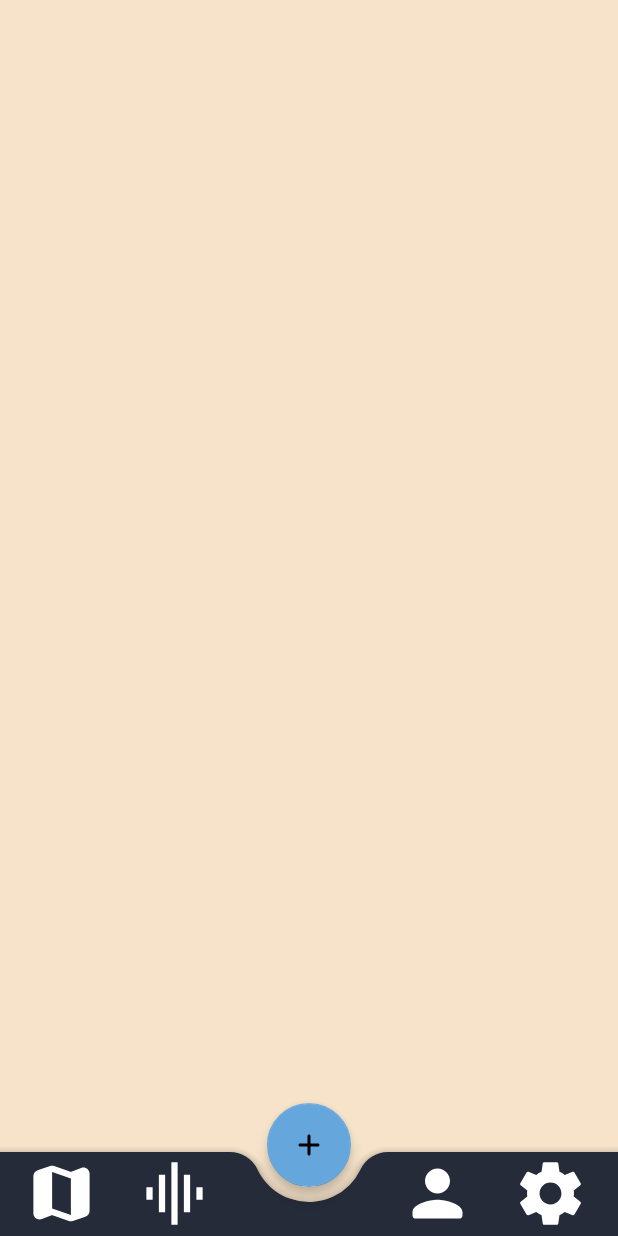
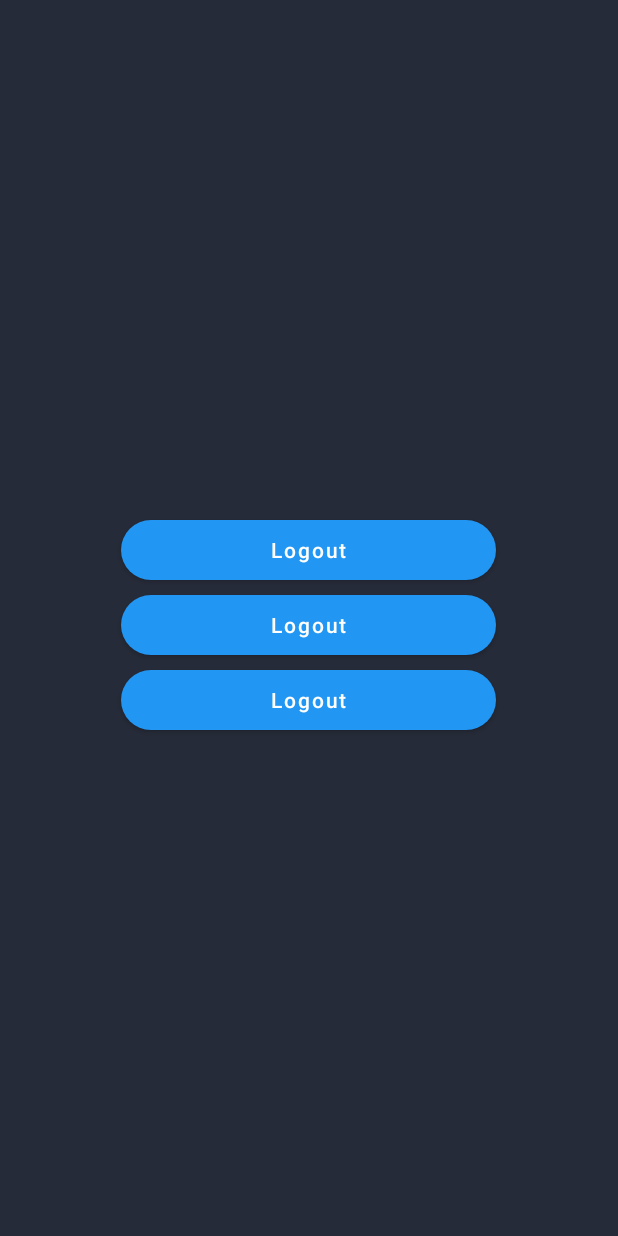
Before and after one commit to 2190712/Horizon, an Android app: the MainMenu screen opened directly, with no data from a screen before it, after a tap on an icon or button, on a phone screen of 412 x 824 dp. Run offline under Robolectric (Android 15) with nearby library versions, the phone set to English and light mode, and no system bars.

Commit message:
Settings Update

```diff
--- a/Android/Horizon/app/src/main/AndroidManifest.xml
+++ b/Android/Horizon/app/src/main/AndroidManifest.xml
@@ -13,13 +13,14 @@
         android:roundIcon="@mipmap/ic_launcher_round"
         android:supportsRtl="true"
         android:theme="@style/Theme.Horizon">
-        <activity android:name=".MainMenu"></activity>
+        <activity android:name=".Settings"></activity>
+        <activity android:name=".MainMenu" />
         <activity android:name=".UserProfile" />
         <activity android:name=".Walkthrough" />
         <activity android:name=".MapaLocalizacao" />
 
         <meta-data
-            android:name="com.google.android.geo.API_KEY"
+            android:name="com.google.android.maps.v2.API_KEY"
             android:value="@string/map_key" />
 
         <activity android:name=".Registar" />
--- a/Android/Horizon/app/src/main/java/com/example/horizon/MainMenu.java
+++ b/Android/Horizon/app/src/main/java/com/example/horizon/MainMenu.java
@@ -63,7 +63,7 @@ public class MainMenu extends AppCompatActivity {
         ImageView img4 = (ImageView) findViewById(R.id.imagesdefeniçoes);
         img4.setOnClickListener(new View.OnClickListener() {
             public void onClick(View v) {
-
+                openSettings();
             }
         });
 
@@ -90,4 +90,8 @@ public class MainMenu extends AppCompatActivity {
         startActivity(intent);
     }
 
+    private void openSettings() {
+        Intent intent = new Intent(this, Settings.class);
+        startActivity(intent);
+    }
 }
--- /dev/null
+++ b/Android/Horizon/app/src/main/java/com/example/horizon/Settings.java
@@ -0,0 +1,33 @@
+package com.example.horizon;
+
+import androidx.appcompat.app.AppCompatActivity;
+
+import android.content.Intent;
+import android.os.Bundle;
+import android.view.View;
+import android.widget.Button;
+
+public class Settings extends AppCompatActivity {
+
+    Button Logout;
+    @Override
+    protected void onCreate(Bundle savedInstanceState) {
+        super.onCreate(savedInstanceState);
+        setContentView(R.layout.activity_settings);
+
+        Logout=(Button)findViewById(R.id.logout_Menu);
+        Logout.setOnClickListener(new View.OnClickListener() {
+            @Override
+            public void onClick(View v) {
+                openLogin();
+            }
+        });
+    }
+
+    public void openLogin(){
+        Intent intent = new Intent(this, Login.class);
+        startActivity(intent);
+        finish();
+    }
+
+}
--- a/Android/Horizon/app/src/main/res/layout/activity_main.xml
+++ b/Android/Horizon/app/src/main/res/layout/activity_main.xml
@@ -4,7 +4,6 @@
     xmlns:tools="http://schemas.android.com/tools"
     android:layout_width="match_parent"
     android:layout_height="match_parent"
-
     android:orientation="vertical"
     android:background="#262B39"
     tools:context=".Login">
--- /dev/null
+++ b/Android/Horizon/app/src/main/res/layout/activity_settings.xml
@@ -0,0 +1,49 @@
+<?xml version="1.0" encoding="utf-8"?>
+<LinearLayout xmlns:android="http://schemas.android.com/apk/res/android"
+    xmlns:app="http://schemas.android.com/apk/res-auto"
+    xmlns:tools="http://schemas.android.com/tools"
+    android:layout_width="match_parent"
+    android:layout_height="match_parent"
+    android:orientation="vertical"
+    android:background="#262B39"
+    tools:context=".Settings">
+
+    <LinearLayout
+        android:layout_width="match_parent"
+        android:layout_height="match_parent"
+        android:gravity="center"
+        android:orientation="vertical">
+
+        <Button
+            android:id="@+id/create_atv"
+            android:layout_width="250dp"
+            android:layout_height="40dp"
+            android:layout_marginTop="10dp"
+            android:background="@drawable/btnblue"
+            android:text="Logout"
+            android:textAllCaps="false"
+            app:backgroundTint="#2196F3" />
+
+        <Button
+            android:id="@+id/edit_user"
+            android:layout_width="250dp"
+            android:layout_height="40dp"
+            android:layout_marginTop="10dp"
+            android:background="@drawable/btnblue"
+            android:text="Logout"
+            android:textAllCaps="false"
+            app:backgroundTint="#2196F3" />
+
+        <Button
+            android:id="@+id/logout_Menu"
+            android:layout_width="250dp"
+            android:layout_height="40dp"
+            android:layout_marginTop="10dp"
+            android:background="@drawable/btnblue"
+            android:text="Logout"
+            android:textAllCaps="false"
+            app:backgroundTint="#2196F3" />
+
+    </LinearLayout>
+
+</LinearLayout>
```
Also changed, not shown: 1 other file.
